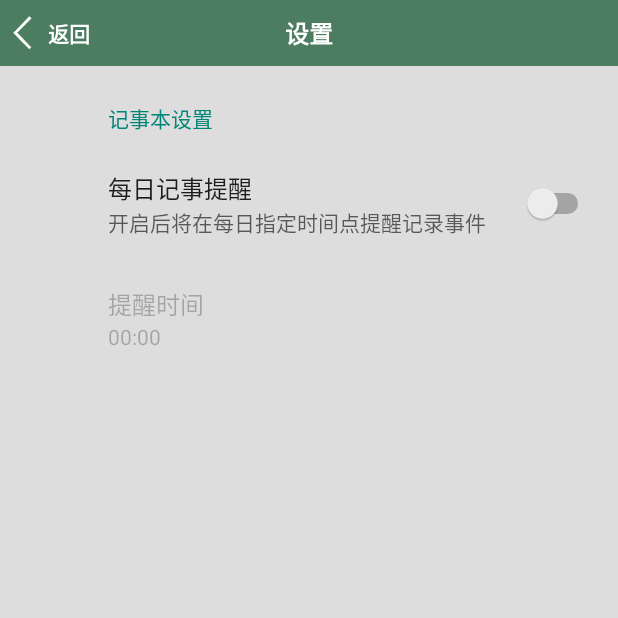
After one commit to hupu123/TeaTime, an Android app: the SettingsActivity screen opened directly, with no data from a screen before it, on a phone screen of 412 x 824 dp, the top half of it. The commit adds this screen. Run offline under Robolectric (Android 15) with nearby library versions, the phone set to English and light mode, and no system bars; our stand-ins replace androidx.preference; libraries missing offline, so code that uses them is left out: com.codbking.widget.

Commit message:
1.Added note alarm settings; 2.Optimized other codes;

```diff
--- a/app/src/main/AndroidManifest.xml
+++ b/app/src/main/AndroidManifest.xml
@@ -112,7 +112,8 @@
             android:name=".models.note.NewEventActivity"
             android:windowSoftInputMode="stateHidden" />
         <activity android:name=".models.note.EventDetailActivity" />
-        <activity android:name=".models.note.PickLocationActivity"/>
+        <activity android:name=".models.note.PickLocationActivity" />
+        <activity android:name=".models.home.SettingsActivity" />
     </application>
 
 </manifest>
--- a/app/src/main/java/com/hugh/teatime/app/GlobalVar.java
+++ b/app/src/main/java/com/hugh/teatime/app/GlobalVar.java
@@ -88,4 +88,6 @@ public class GlobalVar {
     public static final String[] PAY_TYPE_NAME_ARRAY = new String[]{"现金", "信用卡", "储蓄卡", "微信", "支付宝"};
     // 每页数据数量
     public static final int PAGE_SIZE = 10;
+    // 记事本闹钟请求码
+    public static final int NOTE_ALARM_REQUEST_CODE = 0;
 }
--- /dev/null
+++ b/app/src/main/java/com/hugh/teatime/models/home/SettingsActivity.java
@@ -0,0 +1,36 @@
+package com.hugh.teatime.models.home;
+
+import android.os.Bundle;
+import android.support.v4.app.FragmentManager;
+import android.support.v4.app.FragmentTransaction;
+
+import com.hugh.teatime.R;
+import com.hugh.teatime.view.TitlebarView;
+
+public class SettingsActivity extends BaseActivity {
+
+    @Override
+    protected void onCreate(Bundle savedInstanceState) {
+        super.onCreate(savedInstanceState);
+        setContentView(R.layout.activity_settings);
+
+        FragmentManager fragmentManager = getSupportFragmentManager();
+        FragmentTransaction fragmentTransaction = fragmentManager.beginTransaction();
+        SettingsFragment settingsFragment = new SettingsFragment();
+        fragmentTransaction.replace(R.id.fragment_settings, settingsFragment);
+        fragmentTransaction.commit();
+
+        TitlebarView tbv = findViewById(R.id.tbv);
+        tbv.setListener(new TitlebarView.TitlebarListener() {
+            @Override
+            public void onLeftBtnClick() {
+                finish();
+            }
+
+            @Override
+            public void onRightBtnClick() {
+
+            }
+        });
+    }
+}
--- /dev/null
+++ b/app/src/main/java/com/hugh/teatime/models/home/SettingsFragment.java
@@ -0,0 +1,77 @@
+package com.hugh.teatime.models.home;
+
+import android.os.Bundle;
+import android.support.v7.preference.Preference;
+import android.support.v7.preference.PreferenceFragmentCompat;
+
+import com.codbking.widget.DatePickDialog;
+import com.codbking.widget.OnSureLisener;
+import com.codbking.widget.bean.DateType;
+import com.hugh.teatime.R;
+import com.hugh.teatime.models.note.NoteAlarmUitls;
+import com.hugh.teatime.utils.StringUtil;
+
+import java.util.Date;
+
+public class SettingsFragment extends PreferenceFragmentCompat {
+
+    public static final String PREFERENCE_NAME = "sp_teatime_settings";
+    public static final String PREFERENCE_NOTE_SWITCH = "preference_note_switch";
+    public static final String PREFERENCE_NOTE_TIME = "preference_note_time";
+
+    @Override
+    public void onCreatePreferences(Bundle bundle, String s) {
+        getPreferenceManager().setSharedPreferencesName(PREFERENCE_NAME);
+        addPreferencesFromResource(R.xml.preference_settings);
+    }
+
+    @Override
+    public void onCreate(Bundle savedInstanceState) {
+        super.onCreate(savedInstanceState);
+
+        updateSwitchTime();
+    }
+
+    @Override
+    public boolean onPreferenceTreeClick(Preference preference) {
+        switch (preference.getKey()) {
+            case PREFERENCE_NOTE_SWITCH:
+                updateSwitchTime();
+                break;
+            case PREFERENCE_NOTE_TIME:
+                DatePickDialog dpd = new DatePickDialog(getContext());
+                dpd.setType(DateType.TYPE_HM);
+                dpd.setStartDate(new Date());
+                dpd.setTitle(getResources().getString(R.string.bill_record_select_date));
+                dpd.setOnSureLisener(new OnSureLisener() {
+                    @Override
+                    public void onSure(Date date) {
+                        String time = StringUtil.formatTimestamp4(date.getTime());
+                        getPreferenceScreen().findPreference(PREFERENCE_NOTE_TIME).setSummary(time);
+                        getPreferenceManager().getSharedPreferences().edit().putString(PREFERENCE_NOTE_TIME, time).apply();
+                        NoteAlarmUitls.openAlarmNotice(getContext(), time);
+                    }
+                });
+                dpd.show();
+                break;
+            default:
+                break;
+        }
+        return super.onPreferenceTreeClick(preference);
+    }
+
+    /**
+     * 更新闹钟事件选择控件
+     */
+    private void updateSwitchTime() {
+        boolean isOpen = getPreferenceManager().getSharedPreferences().getBoolean(PREFERENCE_NOTE_SWITCH, false);
+        String time = getPreferenceManager().getSharedPreferences().getString(PREFERENCE_NOTE_TIME, "00:00");
+        getPreferenceScreen().findPreference(PREFERENCE_NOTE_TIME).setEnabled(isOpen);
+        getPreferenceScreen().findPreference(PREFERENCE_NOTE_TIME).setSummary(time);
+        if (isOpen) {
+            NoteAlarmUitls.openAlarmNotice(getContext(), time);
+        } else {
+            NoteAlarmUitls.cancelAlarmNotice(getContext());
+        }
+    }
+}
--- /dev/null
+++ b/app/src/main/java/com/hugh/teatime/models/note/NoteAlarmUitls.java
@@ -0,0 +1,71 @@
+package com.hugh.teatime.models.note;
+
+import android.app.AlarmManager;
+import android.app.PendingIntent;
+import android.content.Context;
+import android.content.Intent;
+
+import com.hugh.teatime.app.GlobalVar;
+import com.hugh.teatime.utils.LogUtil;
+import com.hugh.teatime.utils.StringUtil;
+
+import java.util.Calendar;
+
+import static android.content.Context.ALARM_SERVICE;
+
+public class NoteAlarmUitls {
+
+    /**
+     * 打开定时提醒
+     *
+     * @param context 上下文
+     * @param time    时间
+     */
+    public static void openAlarmNotice(Context context, String time) {
+        if (context == null) {
+            return;
+        }
+        if (StringUtil.isStrNull(time)) {
+            time = "00:00";
+        }
+        context = context.getApplicationContext();
+        AlarmManager alarmManager = (AlarmManager) context.getSystemService(ALARM_SERVICE);
+
+        String[] times = time.split(":");
+        int hour = 0;
+        int minute = 0;
+        if (times.length == 2) {
+            hour = Integer.parseInt(times[0]);
+            minute = Integer.parseInt(times[1]);
+        }
+        Calendar calendar = Calendar.getInstance();
+        calendar.set(Calendar.HOUR_OF_DAY, hour);
+        calendar.set(Calendar.MINUTE, minute);
+        calendar.set(Calendar.SECOND, 0);
+        final long INTERVAL = 24 * 60 * 60 * 1000;//24小时
+
+        LogUtil.logHugh("openALarmNotice time=" + StringUtil.formatTimestamp1(calendar.getTimeInMillis()));
+        Intent alarmIntent = new Intent(context, AlarmReceiver.class);
+        PendingIntent broadcast = PendingIntent.getBroadcast(context, GlobalVar.NOTE_ALARM_REQUEST_CODE, alarmIntent, PendingIntent.FLAG_CANCEL_CURRENT);
+        alarmManager.setRepeating(AlarmManager.RTC_WAKEUP, calendar.getTimeInMillis(), INTERVAL, broadcast);
+
+    }
+
+    /**
+     * 关闭定时提醒
+     *
+     * @param context 上下文
+     */
+    public static void cancelAlarmNotice(Context context) {
+        if (context == null) {
+            return;
+        }
+        context = context.getApplicationContext();
+        AlarmManager alarmManager = (AlarmManager) context.getSystemService(ALARM_SERVICE);
+
+        LogUtil.logHugh("cancelALarmNotice");
+        Intent alarmIntent = new Intent(context, AlarmReceiver.class);
+        PendingIntent broadcast = PendingIntent.getBroadcast(context, GlobalVar.NOTE_ALARM_REQUEST_CODE, alarmIntent, PendingIntent.FLAG_CANCEL_CURRENT);
+        alarmManager.cancel(broadcast);
+    }
+}
--- a/app/src/main/res/layout/activity_home2.xml
+++ b/app/src/main/res/layout/activity_home2.xml
@@ -14,9 +14,11 @@
         android:orientation="vertical">
 
         <com.hugh.teatime.view.TitlebarView
+            android:id="@+id/tbv"
             android:layout_width="match_parent"
             android:layout_height="wrap_content"
             app:leftBarType="HIDDEN"
+            app:rightBarType="BTN_RIGHT"
             app:titleName="@string/app_name" />
 
         <com.hugh.teatime.view.dsgv.DragSortGridView
--- /dev/null
+++ b/app/src/main/res/layout/activity_settings.xml
@@ -0,0 +1,23 @@
+<?xml version="1.0" encoding="utf-8"?>
+<LinearLayout xmlns:android="http://schemas.android.com/apk/res/android"
+    xmlns:app="http://schemas.android.com/apk/res-auto"
+    xmlns:tools="http://schemas.android.com/tools"
+    android:layout_width="match_parent"
+    android:layout_height="match_parent"
+    android:background="@color/colorGray_1"
+    android:fitsSystemWindows="true"
+    android:orientation="vertical"
+    tools:context=".models.home.SettingsActivity">
+
+    <com.hugh.teatime.view.TitlebarView
+        android:id="@+id/tbv"
+        android:layout_width="match_parent"
+        android:layout_height="wrap_content"
+        app:titleName="@string/setting" />
+
+    <FrameLayout
+        android:id="@+id/fragment_settings"
+        android:layout_width="match_parent"
+        android:layout_height="match_parent" />
+
+</LinearLayout>
--- a/app/src/main/res/values/strings.xml
+++ b/app/src/main/res/values/strings.xml
@@ -15,6 +15,7 @@
     <string name="save">保存</string>
     <string name="add">新建</string>
     <string name="clean">清除</string>
+    <string name="setting">设置</string>
 
     <!-- toast string -->
     <string name="toast_amount_not_null">金额不能为空</string>
@@ -51,6 +52,13 @@
     <!-- notification string -->
     <string name="title_note">今天有需要记录的事情吗？</string>
     <string name="content_note">点击进入TeaTime记事本</string>
+
+    <!-- settings -->
+    <string name="preference_note_title">记事本设置</string>
+    <string name="preference_note_alarm_switch_title">每日记事提醒</string>
+    <string name="preference_note_alarm_switch_summary">开启后将在每日指定时间点提醒记录事件</string>
+    <string name="preference_note_alarm_time_title">提醒时间</string>
+    <string name="preference_note_alarm_time_summary">00:00</string>
 
     <!-- *********************************** Activity ************************************** -->
 
--- /dev/null
+++ b/app/src/main/res/xml/preference_settings.xml
@@ -0,0 +1,17 @@
+<?xml version="1.0" encoding="utf-8"?>
+<PreferenceScreen xmlns:android="http://schemas.android.com/apk/res/android">
+
+    <PreferenceCategory android:title="@string/preference_note_title">
+        <SwitchPreference
+            android:defaultValue="false"
+            android:key="preference_note_switch"
+            android:summary="@string/preference_note_alarm_switch_summary"
+            android:title="@string/preference_note_alarm_switch_title" />
+
+        <Preference
+            android:enabled="false"
+            android:key="preference_note_time"
+            android:summary="@string/preference_note_alarm_time_summary"
+            android:title="@string/preference_note_alarm_time_title" />
+    </PreferenceCategory>
+</PreferenceScreen>
```
Also changed, not shown: app/build.gradle (+26 -14 lines), app/src/main/java/com/hugh/teatime/models/home/Home2Activity.java (+24 -0 lines), app/src/main/java/com/hugh/teatime/models/note/EventLineActivity.java (+0 -22 lines), app/src/main/java/com/hugh/teatime/utils/StringUtil.java (+11 -0 lines).
